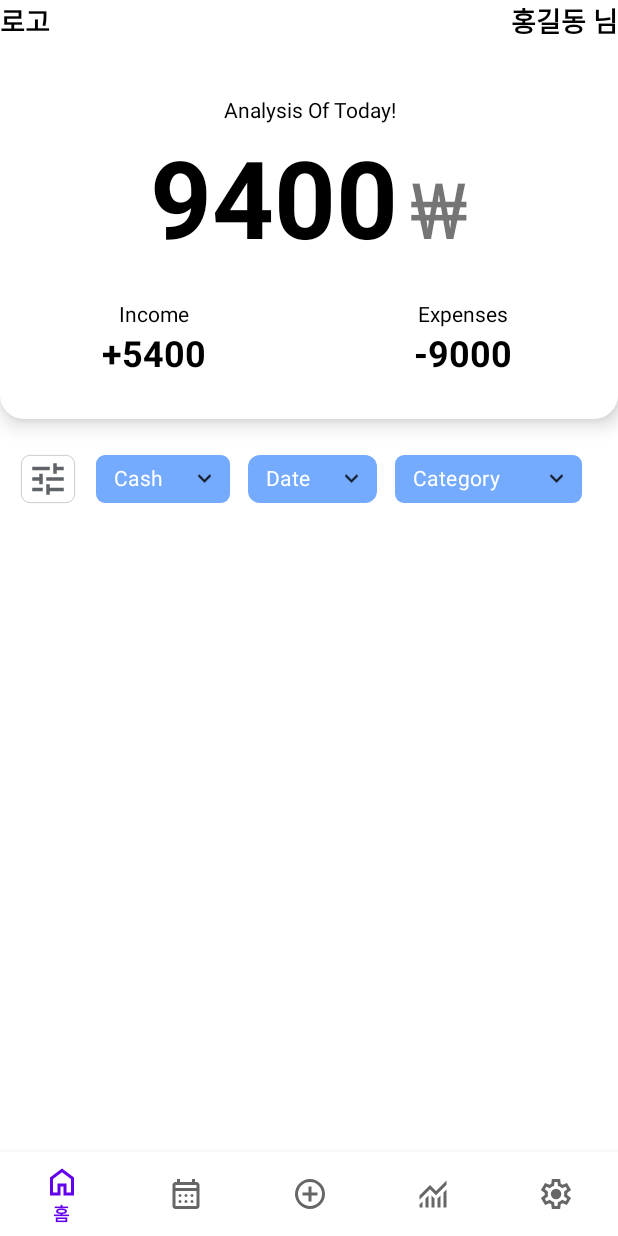
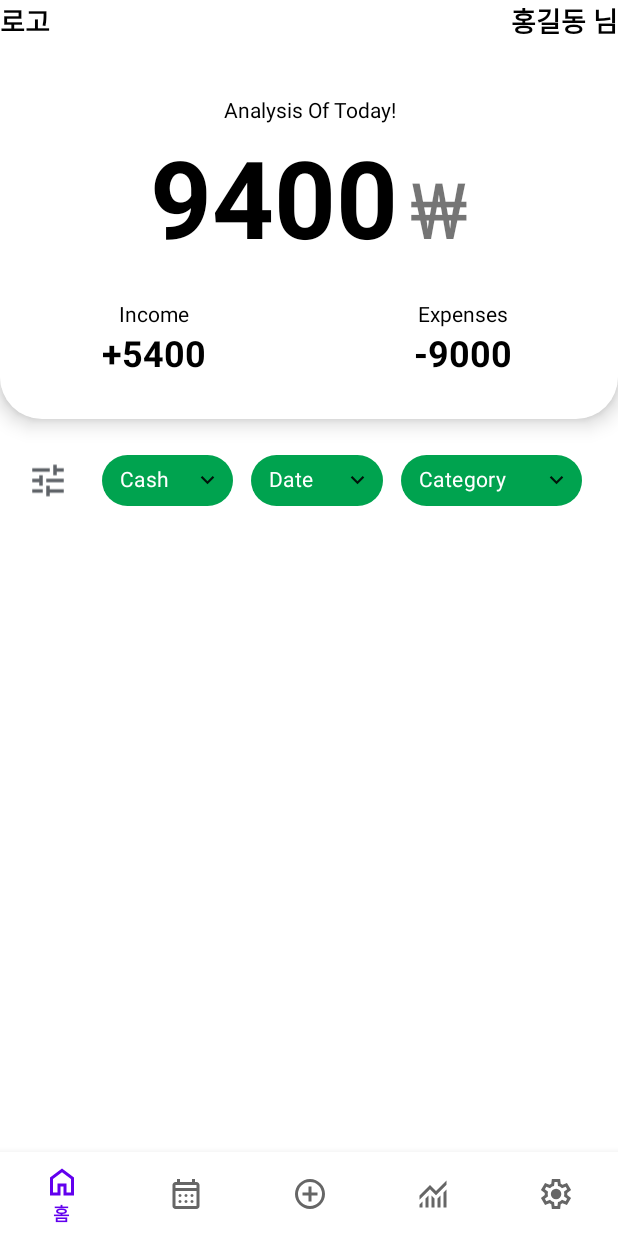
Before and after one commit to Kei037/pay_breeze_mvc, an Android app: the screen it shows after launch (MainActivity), on a phone screen of 412 x 824 dp. Run offline under Robolectric (Android 15) with nearby library versions, the phone set to English and light mode, and no system bars; our stand-ins replace Room's generated code, navigation-ui.

Commit message:
feature2 / homescroll

```diff
--- a/app/src/main/res/drawable/home_scroll.xml
+++ b/app/src/main/res/drawable/home_scroll.xml
@@ -2,8 +2,8 @@
     <item>
         <shape android:shape="rectangle">
             <solid android:color="@android:color/white"/>
-            <corners android:bottomLeftRadius="16dp"
-                android:bottomRightRadius="16dp"/>
+            <corners android:bottomLeftRadius="28dp"
+                android:bottomRightRadius="28dp"/>
         </shape>
     </item>
 </layer-list>
--- a/app/src/main/res/layout/fragment_home.xml
+++ b/app/src/main/res/layout/fragment_home.xml
@@ -267,13 +267,14 @@
             <LinearLayout
                 android:id="@+id/buttonLayout"
                 android:layout_width="match_parent"
-                android:layout_height="wrap_content"
+                android:layout_height="50dp"
                 android:orientation="horizontal"
-                app:layout_constraintTop_toBottomOf="@id/two_cl">
+                android:layout_gravity="center_horizontal">
 
                 <com.google.android.material.chip.Chip
                     android:layout_width="wrap_content"
-                    android:layout_height="wrap_content"
+                    android:layout_height="50dp"
+                    android:layout_weight="0.1"
                     android:padding="0dp"
                     android:layout_marginLeft="8dp"
                     android:layout_marginRight="8dp"
@@ -284,46 +285,47 @@
                     app:chipIconSize="28dp"
                     app:chipIconVisible="true"
                     app:chipStartPadding="0dp"
-                    app:chipStrokeColor="#BCBCBC"
-                    app:chipStrokeWidth="0.5dp"
                     app:iconEndPadding="4dp"
                     app:iconStartPadding="4dp"
                     app:textEndPadding="0dp"
                     app:textStartPadding="0dp" />
 
                 <com.google.android.material.chip.Chip
+                    android:id="@+id/cashChip"
                     android:layout_width="wrap_content"
-                    android:layout_height="wrap_content"
+                    android:layout_height="50dp"
                     android:layout_marginRight="12dp"
-                    android:layout_weight="1"
+                    android:layout_weight="0.2"
                     android:text="Cash"
                     android:textColor="@color/white"
-                    app:chipBackgroundColor="#74ABFF"
-                    app:chipCornerRadius="6dp"
+                    app:chipBackgroundColor="#00A34F"
+                    app:chipCornerRadius="24dp"
                     app:closeIcon="@drawable/popupmenu_icon"
                     app:closeIconEnabled="true" />
 
                 <com.google.android.material.chip.Chip
+                    android:id="@+id/dateChip"
                     android:layout_width="wrap_content"
-                    android:layout_height="wrap_content"
+                    android:layout_height="50dp"
                     android:layout_marginRight="12dp"
-                    android:layout_weight="1"
+                    android:layout_weight="0.3"
                     android:text="Date"
                     android:textColor="@color/white"
-                    app:chipBackgroundColor="#74ABFF"
-                    app:chipCornerRadius="8dp"
+                    app:chipBackgroundColor="#00A34F"
+                    app:chipCornerRadius="24dp"
                     app:closeIcon="@drawable/popupmenu_icon"
                     app:closeIconEnabled="true" />
 
                 <com.google.android.material.chip.Chip
+                    android:id="@+id/categoryChip"
                     android:layout_width="wrap_content"
-                    android:layout_height="wrap_content"
-                    android:layout_weight="2"
+                    android:layout_height="50dp"
+                    android:layout_weight="0.4"
                     android:text="Category"
                     android:textColor="@color/white"
                     android:layout_marginRight="24dp"
-                    app:chipBackgroundColor="#74ABFF"
-                    app:chipCornerRadius="6dp"
+                    app:chipBackgroundColor="#00A34F"
+                    app:chipCornerRadius="24dp"
                     app:closeIcon="@drawable/popupmenu_icon"
                     app:closeIconEnabled="true" />
             </LinearLayout>
--- /dev/null
+++ b/app/src/main/res/menu/menu_home.xml
@@ -0,0 +1,10 @@
+<?xml version="1.0" encoding="utf-8"?>
+<menu xmlns:android="http://schemas.android.com/apk/res/android">
+    <item
+        android:id="@+id/action_one"
+        android:title="수입" />
+    <item
+        android:id="@+id/action_two"
+        android:title="지출" />
+
+</menu>
--- /dev/null
+++ b/app/src/main/res/menu/menu_home2.xml
@@ -0,0 +1,18 @@
+<?xml version="1.0" encoding="utf-8"?>
+<menu xmlns:android="http://schemas.android.com/apk/res/android">
+    <item
+        android:id="@+id/action_one"
+        android:title="1주일" />
+    <item
+        android:id="@+id/action_two"
+        android:title="1개월" />
+
+    <item
+        android:id="@+id/action_three"
+        android:title="3개월" />
+
+    <item
+        android:id="@+id/action_four"
+        android:title="6개월" />
+
+</menu>
--- /dev/null
+++ b/app/src/main/res/menu/menu_home3.xml
@@ -0,0 +1,51 @@
+<?xml version="1.0" encoding="utf-8"?>
+<menu xmlns:android="http://schemas.android.com/apk/res/android">
+    <item
+        android:id="@+id/action_one"
+        android:title="식비" />
+    <item
+        android:id="@+id/action_two"
+        android:title="교통비" />
+    <item
+        android:id="@+id/action_three"
+        android:title="통신비" />
+    <item
+        android:id="@+id/action_4"
+        android:title="용돈" />
+    <item
+        android:id="@+id/action_5"
+        android:title="월급" />
+    <item
+        android:id="@+id/action_6"
+        android:title="쇼핑" />
+    <item
+        android:id="@+id/action_7"
+        android:title="편의점" />
+    <item
+        android:id="@+id/action_8"
+        android:title="커피/디저트" />
+    <item
+        android:id="@+id/action_9"
+        android:title="문화/여가" />
+    <item
+        android:id="@+id/action_10"
+        android:title="병원비" />
+    <item
+        android:id="@+id/action_11"
+        android:title="생활비" />
+    <item
+        android:id="@+id/action_12"
+        android:title="공과금/관리비" />
+    <item
+        android:id="@+id/action_13"
+        android:title="반려동물" />
+    <item
+        android:id="@+id/action_14"
+        android:title="육아/출산" />
+    <item
+        android:id="@+id/action_15"
+        android:title="송금" />
+    <item
+        android:id="@+id/action_16"
+        android:title="자동차" />
+</menu>
```
Also changed, not shown: app/src/main/java/com/kei037/pay_breeze_mvc/ui/home/HomeFragment.kt (+134 -2 lines).
